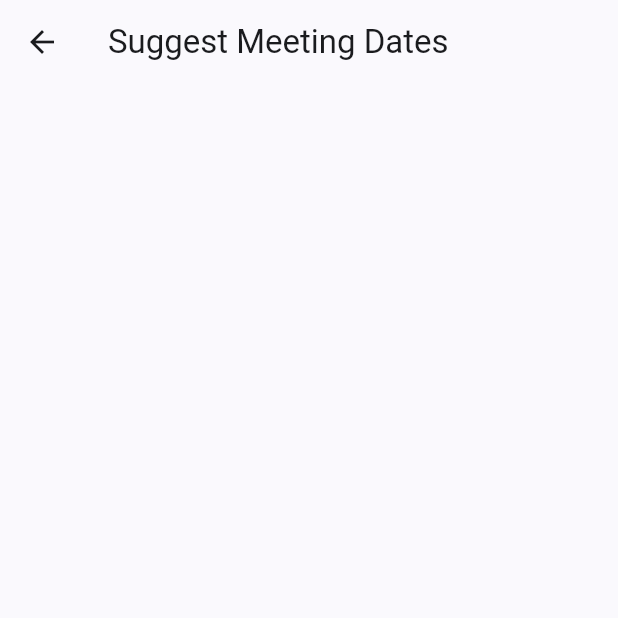
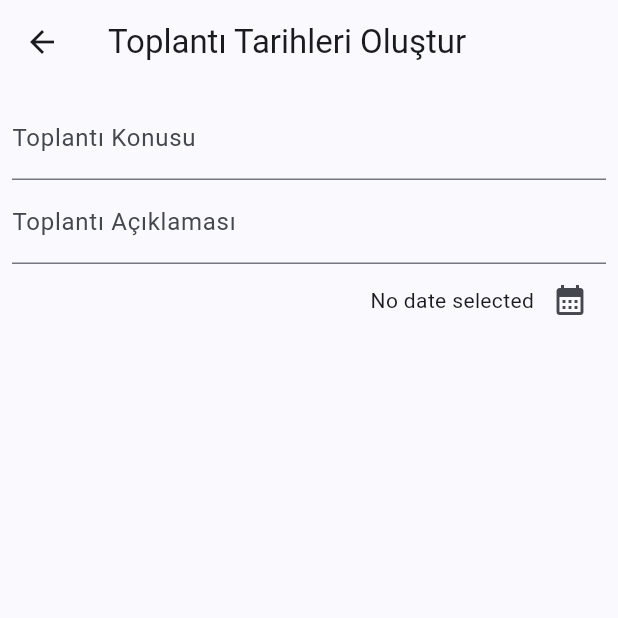
Before and after one commit to Morteza-Rezaei/conflux_meeting_app, a Flutter app: the SuggestDateScreen screen opened directly, on a phone screen of 412 x 824 dp, the top half of it. Run offline on Flutter 3.47's test engine with Material 2 defaults, Android fonts, the light colour scheme and no system bars; our stand-ins replace google_fonts.

Commit message:
working on first btn screen

```diff
--- a/lib/screens/suggest_date.dart
+++ b/lib/screens/suggest_date.dart
@@ -1,4 +1,5 @@
 import 'package:flutter/material.dart';
+import 'package:intl/intl.dart';
 
 class SuggestDateScreen extends StatefulWidget {
   const SuggestDateScreen({super.key});
@@ -7,12 +8,68 @@ class SuggestDateScreen extends StatefulWidget {
   State<SuggestDateScreen> createState() => _SuggestDateScreenState();
 }
 
+final formatter = DateFormat.yMd();
+
 class _SuggestDateScreenState extends State<SuggestDateScreen> {
+  DateTime? _selectedDate;
+  void _presentDatePicker() async {
+    final now = DateTime.now();
+    final firstDate = DateTime(now.year - 1, now.month, now.day);
+    final pickedDate = await showDatePicker(
+      context: context,
+      initialDate: now,
+      firstDate: firstDate,
+      lastDate: now,
+    );
+    setState(() {
+      _selectedDate = pickedDate;
+    });
+  }
+
   @override
   Widget build(BuildContext context) {
     return Scaffold(
       appBar: AppBar(
-        title: const Text('Suggest Meeting Dates'),
+        title: const Text('Toplantı Tarihleri Oluştur'),
+      ),
+      body: Padding(
+        padding: const EdgeInsets.all(8.0),
+        child: Column(
+          children: [
+            // toplantı konusu
+            const TextField(
+              decoration: InputDecoration(
+                labelText: 'Toplantı Konusu',
+              ),
+            ),
+
+            // toplantı açıklaması
+            TextField(
+              decoration: InputDecoration(
+                labelText: 'Toplantı Açıklaması',
+              ),
+            ),
+
+            // toplantı için olası tarihler
+            Row(
+              mainAxisAlignment: MainAxisAlignment.end,
+              crossAxisAlignment: CrossAxisAlignment.center,
+              children: [
+                Text(
+                  _selectedDate == null
+                      ? 'No date selected'
+                      : formatter.format(_selectedDate!),
+                ),
+                IconButton(
+                  onPressed: _presentDatePicker,
+                  icon: const Icon(Icons.calendar_month),
+                ),
+              ],
+            ),
+
+            // gönder butonu
+          ],
+        ),
       ),
     );
   }
--- a/pubspec.yaml
+++ b/pubspec.yaml
@@ -38,6 +38,8 @@ dependencies:
   google_fonts: ^6.1.0
   shared_preferences: ^2.2.2
   intl: ^0.18.1
+  syncfusion_flutter_calendar: ^23.1.43
+  uuid: ^4.1.0
 
 dev_dependencies:
   flutter_test:
```
Also changed, not shown: lib/screens/home.dart (+9 -7 lines), pubspec.lock.
